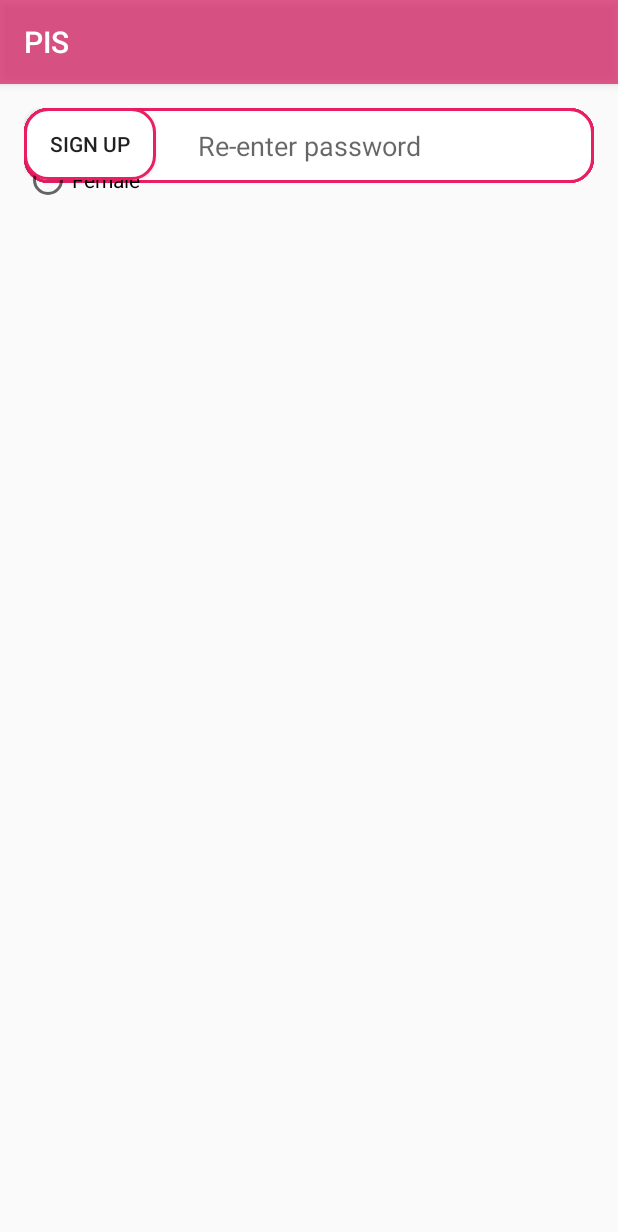
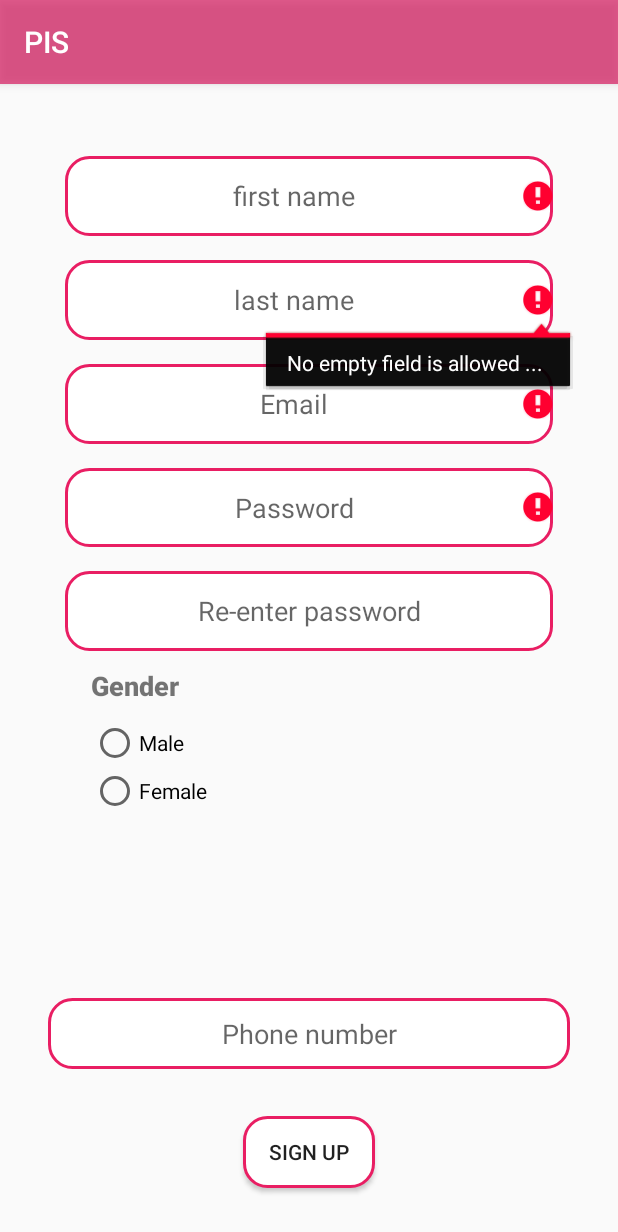
Before and after one commit to hamzahijazi98/PIS, an Android app: the screen it shows after launch (SignUp), after a tap on "SIGN UP", on a phone screen of 412 x 824 dp. Shown: the top 1232 px of the screen. Run offline under Robolectric (Android 15) with nearby library versions, the phone set to English and light mode, and no system bars; our stand-ins replace Firebase (no records; nobody signed in at launch, a user with empty details on screens opened directly).

Commit message:
yousef sign up

```diff
--- a/app/src/main/java/com/uni/pis/SignUp.kt
+++ b/app/src/main/java/com/uni/pis/SignUp.kt
@@ -3,12 +3,16 @@ package com.uni.pis
 import android.content.Intent
 import androidx.appcompat.app.AppCompatActivity
 import android.os.Bundle
-import android.widget.Button
-import android.widget.EditText
-import android.widget.ProgressBar
-import android.widget.Toast
+import android.widget.*
 import com.google.firebase.auth.FirebaseAuth
 import com.uni.pis.ui.login.LoginActivity
+import androidx.core.app.ComponentActivity
+import androidx.core.app.ComponentActivity.ExtraData
+import androidx.core.content.ContextCompat.getSystemService
+import android.icu.lang.UCharacter.GraphemeClusterBreak.T
+import android.text.TextUtils
+import kotlinx.android.synthetic.main.activity_sign_up.*
+
 
 class SignUp : AppCompatActivity() {
     var mFirebaseAuth = FirebaseAuth.getInstance()
@@ -21,16 +25,44 @@ class SignUp : AppCompatActivity() {
         val signup = findViewById<Button>(R.id.signup)
         val loading = findViewById<ProgressBar>(R.id.loading)
 
+        //yousef
+        val confpass=findViewById<EditText>(R.id.password1)
+        val fname=findViewById<EditText>(R.id.et_firstname)
+        val lname=findViewById<EditText>(R.id.et_lastname)
+
+        if(TextUtils.isEmpty(et_firstname.text.toString()))
+            fname.error="No empty field is allowed ... "
+        if(TextUtils.isEmpty(et_lastname.text.toString()))
+            lname.error="No empty field is allowed ... "
+
+        val email=findViewById<EditText>(R.id.Email)
+        if(TextUtils.isEmpty(Email.text.toString().trim())||!android.util.Patterns.EMAIL_ADDRESS.matcher(email.toString()).matches())
+            Email.error="Empty or Invalid email address"
+
+        if(password.length()<5)
+            password.error="Your password is too short "
+        if(password!=confpass)
+            password.error="Password Mismatch "
+
+
+
+
+
         signup.setOnClickListener {
             var username1=username.text.toString().trim()
             var password1=password.text.toString().trim()
+
+
+
+
+
             mFirebaseAuth.createUserWithEmailAndPassword(
                 username1,password1
             ).addOnCompleteListener {
                 if (!it.isSuccessful) {
                     Toast.makeText(
                         this,
-                        "Faild to login Username or Password Invalid $username1,$password1",
+                        "Failed to login Username or Password Invalid $username1,$password1",
                         Toast.LENGTH_LONG
                     ).show()
                 } else {
--- a/app/src/main/res/layout/activity_sign_up.xml
+++ b/app/src/main/res/layout/activity_sign_up.xml
@@ -13,56 +13,72 @@
 
     <EditText
         android:id="@+id/et_lastname"
-        android:layout_width="match_parent"
-        android:layout_height="50dp"
+        android:layout_width="0dp"
+        android:layout_height="0dp"
+        android:layout_marginBottom="16dp"
         android:background="@drawable/roundedbutton"
         android:hint="@string/last_name"
         android:inputType="textEmailAddress"
         android:selectAllOnFocus="true"
         android:textAlignment="center"
-        tools:layout_editor_absoluteX="16dp"
-        tools:layout_editor_absoluteY="99dp" />
+        app:layout_constraintBottom_toTopOf="@+id/Email"
+        app:layout_constraintEnd_toEndOf="@+id/Email"
+        app:layout_constraintStart_toStartOf="@+id/Email"
+        app:layout_constraintTop_toBottomOf="@+id/et_firstname" />
 
     <EditText
         android:id="@+id/et_firstname"
-        android:layout_width="match_parent"
-        android:layout_height="50dp"
+        android:layout_width="0dp"
+        android:layout_height="0dp"
+        android:layout_marginTop="32dp"
+        android:layout_marginBottom="16dp"
+        android:autofillHints=""
         android:background="@drawable/roundedbutton"
         android:hint="@string/first_name"
         android:inputType="textEmailAddress"
         android:selectAllOnFocus="true"
         android:textAlignment="center"
-        tools:layout_editor_absoluteX="16dp"
-        tools:layout_editor_absoluteY="33dp" />
+        app:layout_constraintBottom_toTopOf="@+id/et_lastname"
+        app:layout_constraintEnd_toEndOf="@+id/et_lastname"
+        app:layout_constraintHorizontal_bias="0.0"
+        app:layout_constraintStart_toStartOf="@+id/et_lastname"
+        app:layout_constraintTop_toTopOf="parent" />
 
     <EditText
-        android:id="@+id/firstname"
-        android:layout_width="match_parent"
-        android:layout_height="50dp"
+        android:id="@+id/phonenumber"
+        android:layout_width="348dp"
+        android:layout_height="47dp"
+        android:layout_marginEnd="16dp"
+        android:layout_marginBottom="92dp"
         android:background="@drawable/roundedbutton"
         android:hint="@string/phone"
         android:inputType="textEmailAddress"
         android:selectAllOnFocus="true"
         android:textAlignment="center"
-        tools:layout_editor_absoluteX="16dp"
-        tools:layout_editor_absoluteY="571dp" />
+        app:layout_constraintBottom_toBottomOf="parent"
+        app:layout_constraintEnd_toEndOf="parent"
+        app:layout_constraintTop_toBottomOf="@+id/tv_gender" />
 
     <EditText
         android:id="@+id/Email"
-        android:layout_width="match_parent"
-        android:layout_height="50dp"
+        android:layout_width="0dp"
+        android:layout_height="0dp"
+        android:layout_marginBottom="16dp"
         android:background="@drawable/roundedbutton"
         android:hint="@string/prompt_email"
         android:inputType="textEmailAddress"
         android:selectAllOnFocus="true"
         android:textAlignment="center"
-        tools:layout_editor_absoluteX="5dp"
-        tools:layout_editor_absoluteY="157dp" />
+        app:layout_constraintBottom_toTopOf="@+id/password"
+        app:layout_constraintEnd_toEndOf="@+id/password"
+        app:layout_constraintStart_toStartOf="@+id/password"
+        app:layout_constraintTop_toBottomOf="@+id/et_lastname" />
 
     <EditText
         android:id="@+id/password"
-        android:layout_width="match_parent"
-        android:layout_height="50dp"
+        android:layout_width="0dp"
+        android:layout_height="0dp"
+        android:layout_marginBottom="16dp"
         android:background="@drawable/roundedbutton"
         android:hint="@string/prompt_password"
         android:imeActionLabel="@string/action_sign_in_short"
@@ -70,13 +86,18 @@
         android:inputType="textPassword"
         android:selectAllOnFocus="true"
         android:textAlignment="center"
-        tools:layout_editor_absoluteX="16dp"
-        tools:layout_editor_absoluteY="242dp" />
+        app:layout_constraintBottom_toTopOf="@+id/password1"
+        app:layout_constraintEnd_toEndOf="@+id/password1"
+        app:layout_constraintStart_toStartOf="@+id/password1"
+        app:layout_constraintTop_toBottomOf="@+id/Email" />
 
     <EditText
         android:id="@+id/password1"
-        android:layout_width="match_parent"
-        android:layout_height="50dp"
+        android:layout_width="0dp"
+        android:layout_height="0dp"
+        android:layout_marginStart="27dp"
+        android:layout_marginEnd="27dp"
+        android:layout_marginBottom="45dp"
         android:background="@drawable/roundedbutton"
         android:hint="@string/repassword"
         android:imeActionLabel="@string/action_sign_in_short"
@@ -84,34 +105,48 @@
         android:inputType="textPassword"
         android:selectAllOnFocus="true"
         android:textAlignment="center"
-        tools:layout_editor_absoluteX="16dp"
-        tools:layout_editor_absoluteY="308dp" />
+        app:layout_constraintBottom_toTopOf="@+id/RG_gender"
+        app:layout_constraintEnd_toEndOf="parent"
+        app:layout_constraintStart_toStartOf="parent"
+        app:layout_constraintTop_toBottomOf="@+id/password" />
 
     <Button
         android:id="@+id/signup"
         android:layout_width="wrap_content"
         android:layout_height="wrap_content"
         android:layout_gravity="start"
+        android:layout_marginBottom="14dp"
         android:background="@drawable/roundedbutton"
         android:text="@string/action_sign_up"
-        tools:layout_editor_absoluteX="140dp"
-        tools:layout_editor_absoluteY="647dp" />
+        app:layout_constraintBottom_toBottomOf="parent"
+        app:layout_constraintEnd_toEndOf="@+id/phonenumber"
+        app:layout_constraintStart_toStartOf="@+id/phonenumber"
+        app:layout_constraintTop_toBottomOf="@+id/phonenumber"
+        app:layout_constraintVertical_bias="0.944" />
 
     <ProgressBar
         android:id="@+id/loading"
         android:layout_width="wrap_content"
         android:layout_height="wrap_content"
         android:layout_gravity="center"
+        android:layout_marginTop="9dp"
         android:visibility="gone"
-        tools:layout_editor_absoluteX="194dp"
-        tools:layout_editor_absoluteY="226dp" />
+        app:layout_constraintEnd_toEndOf="parent"
+        app:layout_constraintStart_toEndOf="parent"
+        app:layout_constraintTop_toBottomOf="@+id/password1" />
 
     <RadioGroup
         android:id="@+id/RG_gender"
-        android:layout_width="100dp"
-        android:layout_height="80dp"
-        tools:layout_editor_absoluteX="16dp"
-        tools:layout_editor_absoluteY="384dp">
+        android:layout_width="144dp"
+        android:layout_height="72dp"
+        android:layout_marginStart="44dp"
+        android:layout_marginEnd="45dp"
+        android:layout_marginBottom="114dp"
+        app:layout_constraintBottom_toTopOf="@+id/phonenumber"
+        app:layout_constraintEnd_toEndOf="@+id/signup"
+        app:layout_constraintHorizontal_bias="0.72"
+        app:layout_constraintStart_toStartOf="parent"
+        app:layout_constraintTop_toBottomOf="@+id/password1">
 
         <RadioButton
             android:id="@+id/RB_male"
@@ -127,4 +162,19 @@
             android:text="@string/RB_female" />
     </RadioGroup>
 
+    <TextView
+        android:id="@+id/tv_gender"
+        android:layout_width="wrap_content"
+        android:layout_height="wrap_content"
+        android:layout_marginTop="372dp"
+        android:layout_marginBottom="194dp"
+        android:fontFamily="sans-serif-medium"
+        android:includeFontPadding="false"
+        android:text="Gender "
+        android:textSize="18sp"
+        android:textStyle="bold"
+        app:layout_constraintBottom_toTopOf="@+id/phonenumber"
+        app:layout_constraintStart_toStartOf="@+id/RG_gender"
+        app:layout_constraintTop_toTopOf="parent" />
+
 </androidx.constraintlayout.widget.ConstraintLayout>
--- a/app/src/main/res/values/strings.xml
+++ b/app/src/main/res/values/strings.xml
@@ -19,4 +19,5 @@
     <string name="RB_male">"Male"</string>
     <string name="RB_female">"Female"</string>
     <string name="btn_recovery">"send recovery E-mail"</string>
+    <string name="tv_gender">"Gender"</string>
 </resources>
```
